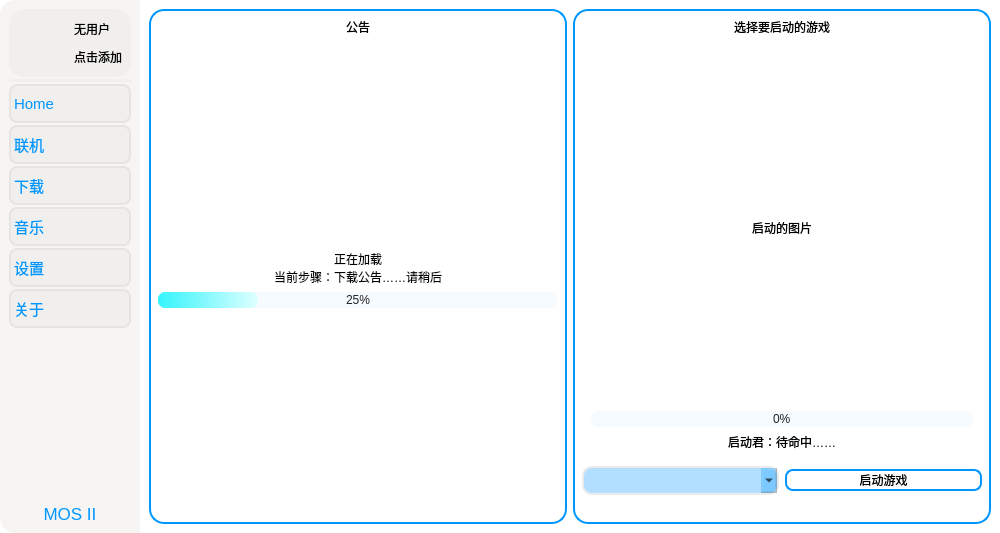
The window that UI/MOS_UI.ui (David-xian66/Minecraft-Optimal-Starter_2) describes before a commit, drawn with Qt 5.
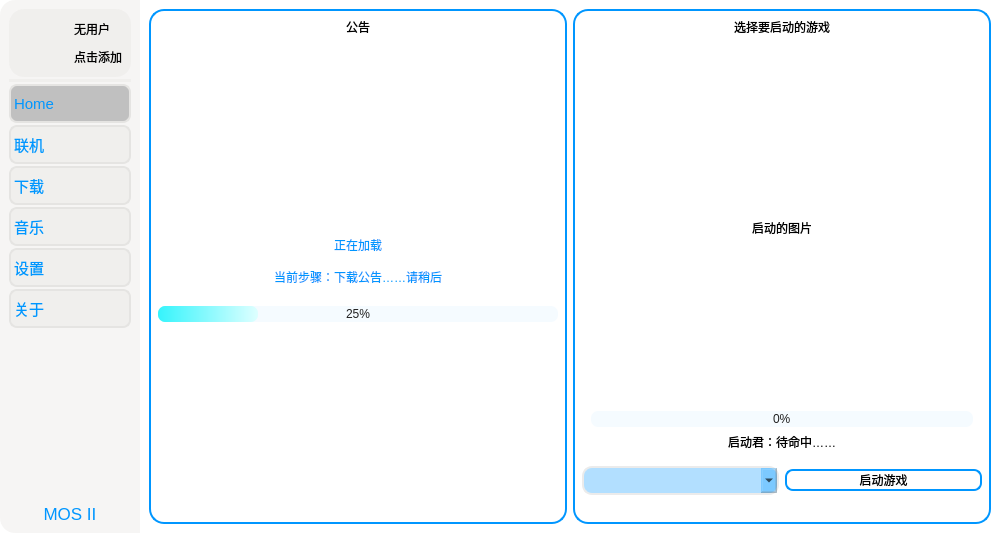
The same window after the commit. The open tabs and pages were chosen to show the change. Icons and pictures are not drawn.

```diff
--- a/UI/MOS_UI.ui
+++ b/UI/MOS_UI.ui
@@ -192,7 +192,7 @@
 	font-size: 15px;
 	border-style:none;
 	border-radius:8px;
-	border:2px solid rgb(229, 228, 226);
+	border:2px solid rgb(229, 228, 226);background-color: rgb(192, 192, 192);
 }
 #pushButton_home::hover
 {
@@ -568,9 +568,14 @@
                    </property>
                    <item row="1" column="0">
                     <widget class="QLabel" name="label_2">
+                     <property name="styleSheet">
+                      <string notr="true">color: rgb(0, 150, 255);</string>
+                     </property>
                      <property name="text">
                       <string>正在加载
-当前步骤：下载公告……请稍后</string>
+
+当前步骤：下载公告……请稍后
+</string>
                      </property>
                      <property name="alignment">
                       <set>Qt::AlignCenter</set>
```
Left out of the diff: 13 changed lines with no effect on the pictures.
